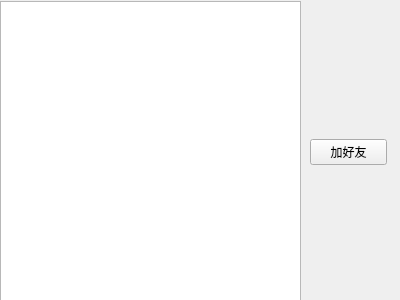
This is TcpClient/online.ui in Sunshine-llh/NetWorkDiskSystem as Qt 5 draws it before an edit. The edited form follows.
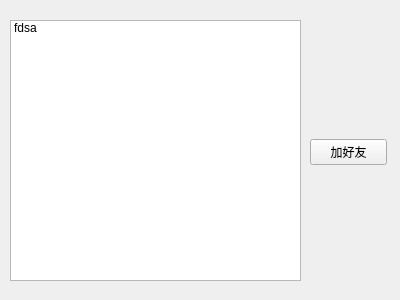
This is the edited form.

Diff of the .ui file:
```diff
--- a/TcpClient/online.ui
+++ b/TcpClient/online.ui
@@ -16,25 +16,30 @@
   <widget class="QListWidget" name="online_lw">
    <property name="geometry">
     <rect>
-     <x>0</x>
-     <y>1</y>
-     <width>301</width>
-     <height>301</height>
+     <x>10</x>
+     <y>20</y>
+     <width>291</width>
+     <height>261</height>
     </rect>
    </property>
+   <item>
+    <property name="text">
+     <string>fdsa</string>
+    </property>
+   </item>
   </widget>
   <widget class="QWidget" name="">
    <property name="geometry">
     <rect>
      <x>310</x>
-     <y>6</y>
+     <y>16</y>
      <width>77</width>
-     <height>291</height>
+     <height>271</height>
     </rect>
    </property>
    <layout class="QVBoxLayout" name="verticalLayout">
     <item>
-     <spacer name="verticalSpacer">
+     <spacer name="verticalSpacer_2">
       <property name="orientation">
        <enum>Qt::Vertical</enum>
       </property>
@@ -54,7 +59,7 @@
      </widget>
     </item>
     <item>
-     <spacer name="verticalSpacer_2">
+     <spacer name="verticalSpacer">
       <property name="orientation">
        <enum>Qt::Vertical</enum>
       </property>
```
